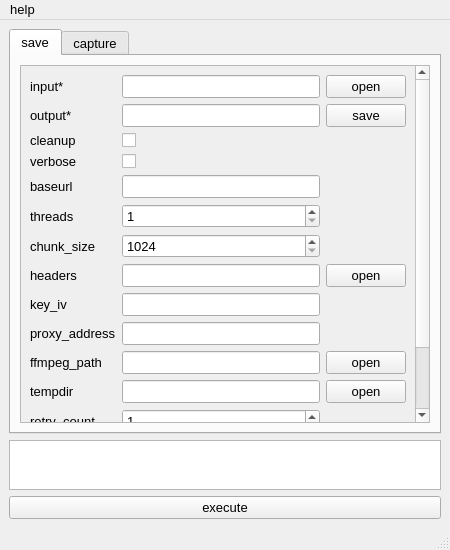
This is vsdownload/vsdownload.ui in clitic/vsdownload as Qt 5 draws it before an edit. The edited form follows.
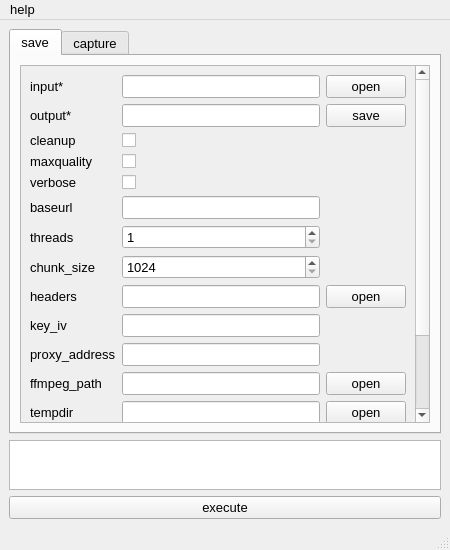
This is the edited form.

Patch:
```diff
--- a/vsdownload/vsdownload.ui
+++ b/vsdownload/vsdownload.ui
@@ -41,33 +41,22 @@
              <x>0</x>
              <y>0</y>
              <width>389</width>
-             <height>460</height>
+             <height>484</height>
             </rect>
            </property>
            <layout class="QVBoxLayout" name="verticalLayout_4">
             <item>
              <layout class="QGridLayout" name="save_page_basic_grid_layout">
-              <item row="1" column="2">
-               <widget class="QPushButton" name="save_page_output_btn">
-                <property name="text">
-                 <string>save</string>
-                </property>
-               </widget>
-              </item>
-              <item row="0" column="2">
-               <widget class="QPushButton" name="save_page_input_btn">
-                <property name="text">
-                 <string>open</string>
-                </property>
-               </widget>
-              </item>
-              <item row="5" column="1">
-               <widget class="QSpinBox" name="threadsSpinBox">
+              <item row="7" column="1">
+               <widget class="QSpinBox" name="chunk_sizeSpinBox">
                 <property name="minimum">
-                 <number>1</number>
+                 <number>1024</number>
                 </property>
                 <property name="maximum">
-                 <number>16</number>
+                 <number>16384</number>
+                </property>
+                <property name="singleStep">
+                 <number>1024</number>
                 </property>
                </widget>
               </item>
@@ -78,192 +67,217 @@
                 </property>
                </widget>
               </item>
-              <item row="0" column="0">
-               <widget class="QLabel" name="inputLabel">
+              <item row="4" column="1">
+               <widget class="QCheckBox" name="verboseCheckBox">
                 <property name="text">
-                 <string>input*</string>
+                 <string/>
                 </property>
                </widget>
               </item>
-              <item row="5" column="0">
+              <item row="12" column="2">
+               <widget class="QPushButton" name="save_page_tempdir_btn">
+                <property name="text">
+                 <string>open</string>
+                </property>
+               </widget>
+              </item>
+              <item row="10" column="1">
+               <widget class="QLineEdit" name="proxy_addressLineEdit"/>
+              </item>
+              <item row="15" column="1">
+               <widget class="QSpinBox" name="pre_selectSpinBox">
+                <property name="minimum">
+                 <number>-1</number>
+                </property>
+                <property name="value">
+                 <number>-1</number>
+                </property>
+               </widget>
+              </item>
+              <item row="14" column="1">
+               <widget class="QSpinBox" name="timeoutSpinBox"/>
+              </item>
+              <item row="6" column="0">
                <widget class="QLabel" name="threadsLabel">
                 <property name="text">
                  <string>threads</string>
                 </property>
                </widget>
               </item>
+              <item row="7" column="0">
+               <widget class="QLabel" name="chunk_sizeLabel">
+                <property name="text">
+                 <string>chunk_size</string>
+                </property>
+               </widget>
+              </item>
+              <item row="6" column="1">
+               <widget class="QSpinBox" name="threadsSpinBox">
+                <property name="minimum">
+                 <number>1</number>
+                </property>
+                <property name="maximum">
+                 <number>16</number>
+                </property>
+               </widget>
+              </item>
+              <item row="10" column="0">
+               <widget class="QLabel" name="proxy_addressLabel">
+                <property name="text">
+                 <string>proxy_address</string>
+                </property>
+               </widget>
+              </item>
+              <item row="0" column="2">
+               <widget class="QPushButton" name="save_page_input_btn">
+                <property name="text">
+                 <string>open</string>
+                </property>
+               </widget>
+              </item>
+              <item row="11" column="1">
+               <widget class="QLineEdit" name="ffmpeg_pathLineEdit"/>
+              </item>
+              <item row="12" column="1">
+               <widget class="QLineEdit" name="tempdirLineEdit"/>
+              </item>
+              <item row="5" column="1">
+               <widget class="QLineEdit" name="baseurlLineEdit_save"/>
+              </item>
+              <item row="13" column="0">
+               <widget class="QLabel" name="retry_countLabel">
+                <property name="text">
+                 <string>retry_count</string>
+                </property>
+               </widget>
+              </item>
+              <item row="9" column="1">
+               <widget class="QLineEdit" name="key_ivLineEdit"/>
+              </item>
+              <item row="12" column="0">
+               <widget class="QLabel" name="tempdirLabel">
+                <property name="text">
+                 <string>tempdir</string>
+                </property>
+               </widget>
+              </item>
               <item row="0" column="1">
                <widget class="QLineEdit" name="inputLineEdit"/>
               </item>
-              <item row="1" column="1">
-               <widget class="QLineEdit" name="outputLineEdit_save"/>
+              <item row="13" column="1">
+               <widget class="QSpinBox" name="retry_countSpinBox">
+                <property name="minimum">
+                 <number>1</number>
+                </property>
+                <property name="maximum">
+                 <number>100</number>
+                </property>
+               </widget>
               </item>
               <item row="2" column="1">
                <widget class="QCheckBox" name="cleanupCheckBox"/>
               </item>
-              <item row="2" column="0">
-               <widget class="QLabel" name="cleanupLabel_save">
-                <property name="text">
-                 <string>cleanup</string>
-                </property>
-               </widget>
-              </item>
-              <item row="6" column="0">
-               <widget class="QLabel" name="chunk_sizeLabel">
-                <property name="text">
-                 <string>chunk_size</string>
-                </property>
-               </widget>
-              </item>
-              <item row="7" column="0">
+              <item row="8" column="0">
                <widget class="QLabel" name="headersLabel">
                 <property name="text">
                  <string>headers</string>
                 </property>
                </widget>
               </item>
-              <item row="8" column="0">
+              <item row="0" column="0">
+               <widget class="QLabel" name="inputLabel">
+                <property name="text">
+                 <string>input*</string>
+                </property>
+               </widget>
+              </item>
+              <item row="4" column="0">
+               <widget class="QLabel" name="verboseLabel">
+                <property name="text">
+                 <string>verbose</string>
+                </property>
+               </widget>
+              </item>
+              <item row="9" column="0">
                <widget class="QLabel" name="key_ivLabel">
                 <property name="text">
                  <string>key_iv</string>
                 </property>
                </widget>
               </item>
-              <item row="9" column="0">
-               <widget class="QLabel" name="proxy_addressLabel">
+              <item row="2" column="0">
+               <widget class="QLabel" name="cleanupLabel_save">
                 <property name="text">
-                 <string>proxy_address</string>
+                 <string>cleanup</string>
                 </property>
                </widget>
               </item>
-              <item row="6" column="1">
-               <widget class="QSpinBox" name="chunk_sizeSpinBox">
-                <property name="minimum">
-                 <number>1024</number>
+              <item row="14" column="0">
+               <widget class="QLabel" name="timeoutLabel">
+                <property name="text">
+                 <string>timeout</string>
                 </property>
-                <property name="maximum">
-                 <number>16384</number>
-                </property>
-                <property name="singleStep">
-                 <number>1024</number>
-                </property>
                </widget>
               </item>
-              <item row="7" column="1">
-               <widget class="QLineEdit" name="headersLineEdit"/>
-              </item>
               <item row="8" column="1">
-               <widget class="QLineEdit" name="key_ivLineEdit"/>
+               <widget class="QLineEdit" name="headersLineEdit"/>
               </item>
-              <item row="10" column="0">
+              <item row="11" column="2">
+               <widget class="QPushButton" name="save_page_ffmpeg_path_btn">
+                <property name="text">
+                 <string>open</string>
+                </property>
+               </widget>
+              </item>
+              <item row="8" column="2">
+               <widget class="QPushButton" name="save_page_headers_btn">
+                <property name="text">
+                 <string>open</string>
+                </property>
+               </widget>
+              </item>
+              <item row="11" column="0">
                <widget class="QLabel" name="ffmpeg_pathLabel">
                 <property name="text">
                  <string>ffmpeg_path</string>
                 </property>
                </widget>
               </item>
-              <item row="11" column="0">
-               <widget class="QLabel" name="tempdirLabel">
+              <item row="5" column="0">
+               <widget class="QLabel" name="baseurlLabel_save">
                 <property name="text">
-                 <string>tempdir</string>
+                 <string>baseurl</string>
                 </property>
                </widget>
               </item>
-              <item row="12" column="0">
-               <widget class="QLabel" name="retry_countLabel">
+              <item row="1" column="2">
+               <widget class="QPushButton" name="save_page_output_btn">
                 <property name="text">
-                 <string>retry_count</string>
+                 <string>save</string>
                 </property>
                </widget>
               </item>
-              <item row="13" column="0">
-               <widget class="QLabel" name="timeoutLabel">
-                <property name="text">
-                 <string>timeout</string>
-                </property>
-               </widget>
-              </item>
-              <item row="14" column="0">
+              <item row="15" column="0">
                <widget class="QLabel" name="pre_selectLabel">
                 <property name="text">
                  <string>pre_select</string>
                 </property>
                </widget>
               </item>
-              <item row="9" column="1">
-               <widget class="QLineEdit" name="proxy_addressLineEdit"/>
-              </item>
-              <item row="10" column="1">
-               <widget class="QLineEdit" name="ffmpeg_pathLineEdit"/>
-              </item>
-              <item row="11" column="1">
-               <widget class="QLineEdit" name="tempdirLineEdit"/>
-              </item>
-              <item row="12" column="1">
-               <widget class="QSpinBox" name="retry_countSpinBox">
-                <property name="minimum">
-                 <number>1</number>
-                </property>
-                <property name="maximum">
-                 <number>100</number>
-                </property>
-               </widget>
-              </item>
-              <item row="13" column="1">
-               <widget class="QSpinBox" name="timeoutSpinBox"/>
-              </item>
-              <item row="14" column="1">
-               <widget class="QSpinBox" name="pre_selectSpinBox">
-                <property name="minimum">
-                 <number>-1</number>
-                </property>
-                <property name="value">
-                 <number>-1</number>
-                </property>
-               </widget>
-              </item>
-              <item row="10" column="2">
-               <widget class="QPushButton" name="save_page_ffmpeg_path_btn">
-                <property name="text">
-                 <string>open</string>
-                </property>
-               </widget>
-              </item>
-              <item row="11" column="2">
-               <widget class="QPushButton" name="save_page_tempdir_btn">
-                <property name="text">
-                 <string>open</string>
-                </property>
-               </widget>
-              </item>
-              <item row="7" column="2">
-               <widget class="QPushButton" name="save_page_headers_btn">
-                <property name="text">
-                 <string>open</string>
-                </property>
-               </widget>
+              <item row="1" column="1">
+               <widget class="QLineEdit" name="outputLineEdit_save"/>
               </item>
               <item row="3" column="1">
-               <widget class="QCheckBox" name="verboseCheckBox">
+               <widget class="QCheckBox" name="maxqualityCheckBox">
                 <property name="text">
                  <string/>
                 </property>
                </widget>
               </item>
-              <item row="4" column="1">
-               <widget class="QLineEdit" name="baseurlLineEdit_save"/>
-              </item>
               <item row="3" column="0">
-               <widget class="QLabel" name="verboseLabel">
+               <widget class="QLabel" name="maxqualityLabel">
                 <property name="text">
-                 <string>verbose</string>
-                </property>
-               </widget>
-              </item>
-              <item row="4" column="0">
-               <widget class="QLabel" name="baseurlLabel_save">
-                <property name="text">
-                 <string>baseurl</string>
+                 <string>maxquality</string>
                 </property>
                </widget>
               </item>
@@ -303,8 +317,8 @@
             <rect>
              <x>0</x>
              <y>0</y>
-             <width>219</width>
-             <height>166</height>
+             <width>406</width>
+             <height>348</height>
             </rect>
            </property>
            <layout class="QVBoxLayout" name="verticalLayout_5">
```
